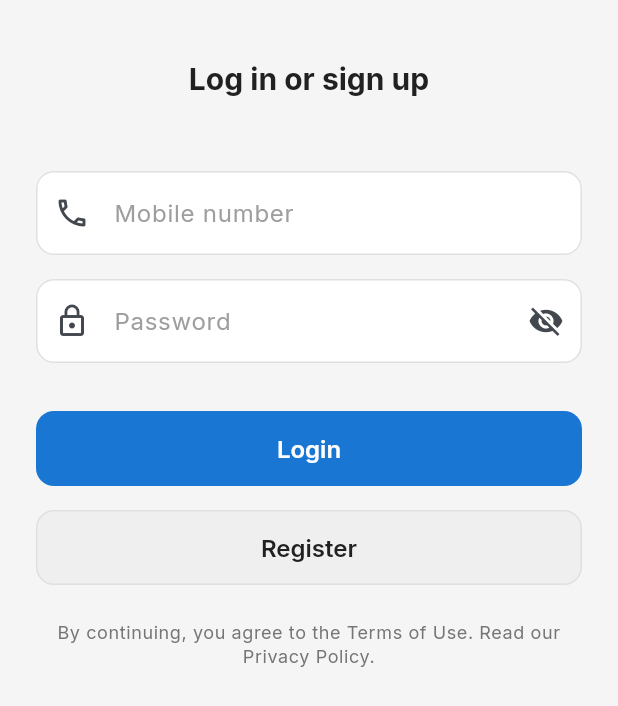
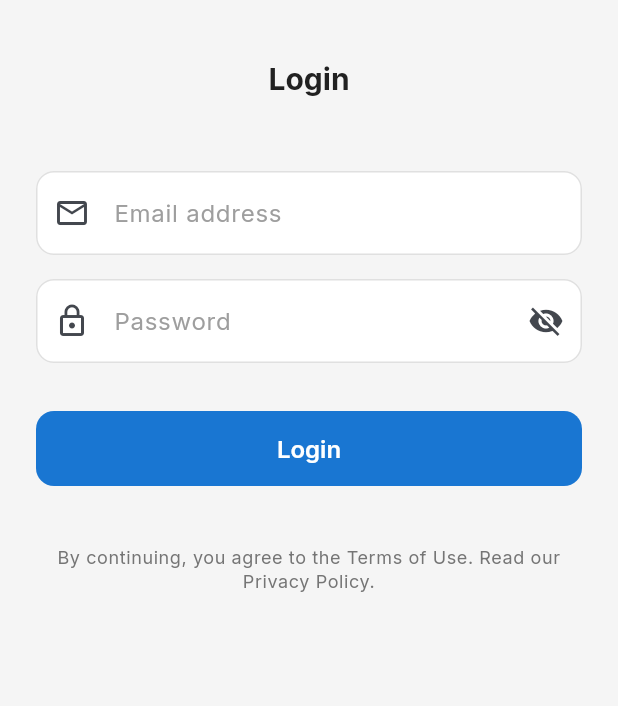
Before and after one commit to Princeyyyy/smart_estate_mobile, a Flutter app: the screen it shows after launch, after a tap on "Skip", on a phone screen of 412 x 824 dp. Shown: the top 706 px of the screen. Run offline on Flutter 3.47's test engine with Material 3 defaults, Android fonts, the phone set to English and light mode, and no system bars; our stand-ins replace go_router, image_picker.

Commit message:
removed registration

```diff
--- a/lib/main.dart
+++ b/lib/main.dart
@@ -4,7 +4,6 @@ import 'constants/theme.dart';
 import 'screens/splash_screen.dart';
 import 'screens/onboarding/onboarding_screen.dart';
 import 'screens/auth/login_screen.dart';
-import 'screens/auth/register_screen.dart';
 import 'screens/main_screen.dart';
 import 'screens/payment/payment_screen.dart';
 import 'screens/maintenance/report_issue_screen.dart';
@@ -38,10 +37,6 @@ final _router = GoRouter(
       builder: (context, state) => const OnboardingScreen(),
     ),
     GoRoute(path: '/login', builder: (context, state) => const LoginScreen()),
-    GoRoute(
-      path: '/register',
-      builder: (context, state) => const RegisterScreen(),
-    ),
     GoRoute(path: '/main', builder: (context, state) => const MainScreen()),
     GoRoute(
       path: '/payment',
--- a/lib/screens/auth/login_screen.dart
+++ b/lib/screens/auth/login_screen.dart
@@ -11,14 +11,14 @@ class LoginScreen extends StatefulWidget {
 
 class _LoginScreenState extends State<LoginScreen> {
   final _formKey = GlobalKey<FormState>();
-  final _phoneController = TextEditingController();
+  final _emailController = TextEditingController();
   final _passwordController = TextEditingController();
   bool _isObscured = true;
   bool _isLoading = false;
 
   @override
   void dispose() {
-    _phoneController.dispose();
+    _emailController.dispose();
     _passwordController.dispose();
     super.dispose();
   }
@@ -59,7 +59,7 @@ class _LoginScreenState extends State<LoginScreen> {
 
                 // Title
                 Text(
-                  'Log in or sign up',
+                  'Login',
                   style: Theme.of(context).textTheme.headlineMedium?.copyWith(
                     fontWeight: FontWeight.w700,
                     color: AppColors.textPrimary,
@@ -69,20 +69,20 @@ class _LoginScreenState extends State<LoginScreen> {
 
                 const SizedBox(height: 48),
 
-                // Mobile number field
+                // Email field
                 TextFormField(
-                  controller: _phoneController,
-                  keyboardType: TextInputType.phone,
+                  controller: _emailController,
+                  keyboardType: TextInputType.emailAddress,
                   decoration: const InputDecoration(
-                    hintText: 'Mobile number',
-                    prefixIcon: Icon(Icons.phone_outlined),
+                    hintText: 'Email address',
+                    prefixIcon: Icon(Icons.email_outlined),
                   ),
                   validator: (value) {
                     if (value == null || value.isEmpty) {
-                      return 'Please enter your mobile number';
+                      return 'Please enter your email address';
                     }
-                    if (value.length < 10) {
-                      return 'Please enter a valid mobile number';
+                    if (!value.contains('@')) {
+                      return 'Please enter a valid email address';
                     }
                     return null;
                   },
@@ -155,31 +155,6 @@ class _LoginScreenState extends State<LoginScreen> {
 
                 const SizedBox(height: 16),
 
-                // Register button
-                SizedBox(
-                  height: 50,
-                  child: OutlinedButton(
-                    onPressed: () => context.go('/register'),
-                    style: OutlinedButton.styleFrom(
-                      backgroundColor: AppColors.secondaryLight.withOpacity(
-                        0.1,
-                      ),
-                      foregroundColor: AppColors.textPrimary,
-                      side: const BorderSide(color: AppColors.borderLight),
-                      shape: RoundedRectangleBorder(
-                        borderRadius: BorderRadius.circular(12),
-                      ),
-                    ),
-                    child: const Text(
-                      'Register',
-                      style: TextStyle(
-                        fontSize: 16,
-                        fontWeight: FontWeight.w600,
-                      ),
-                    ),
-                  ),
-                ),
-
                 const SizedBox(height: 24),
 
                 // Terms and privacy
```
Also changed, not shown: lib/screens/auth/register_screen.dart (deleted, +0 -301 lines).
